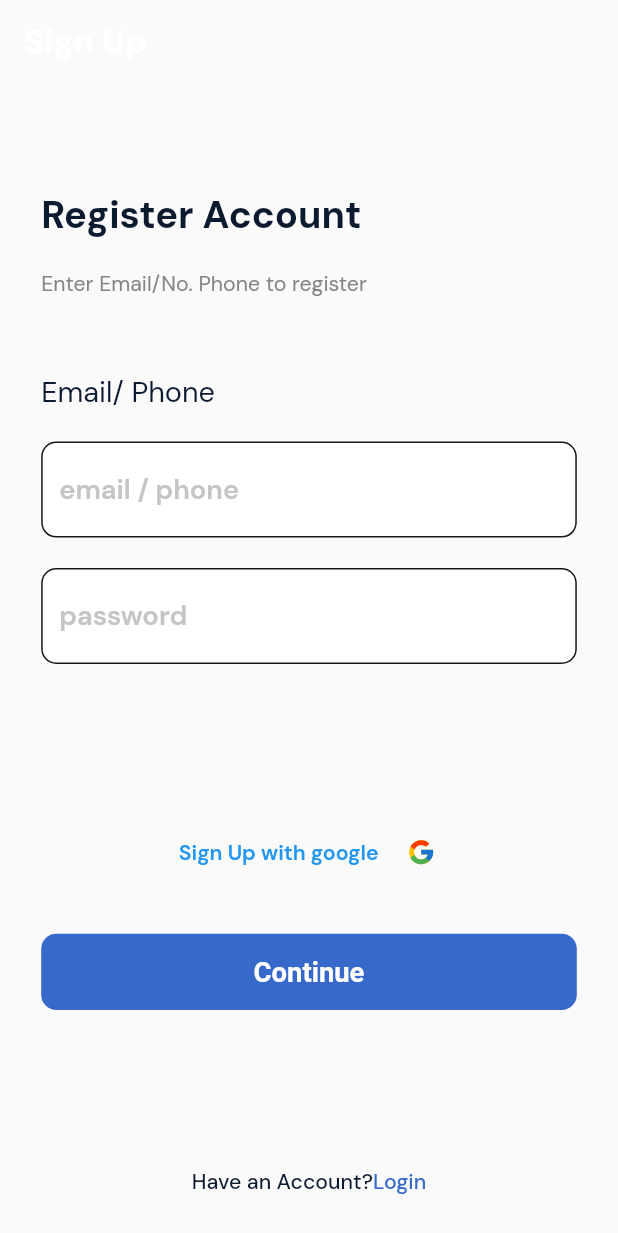
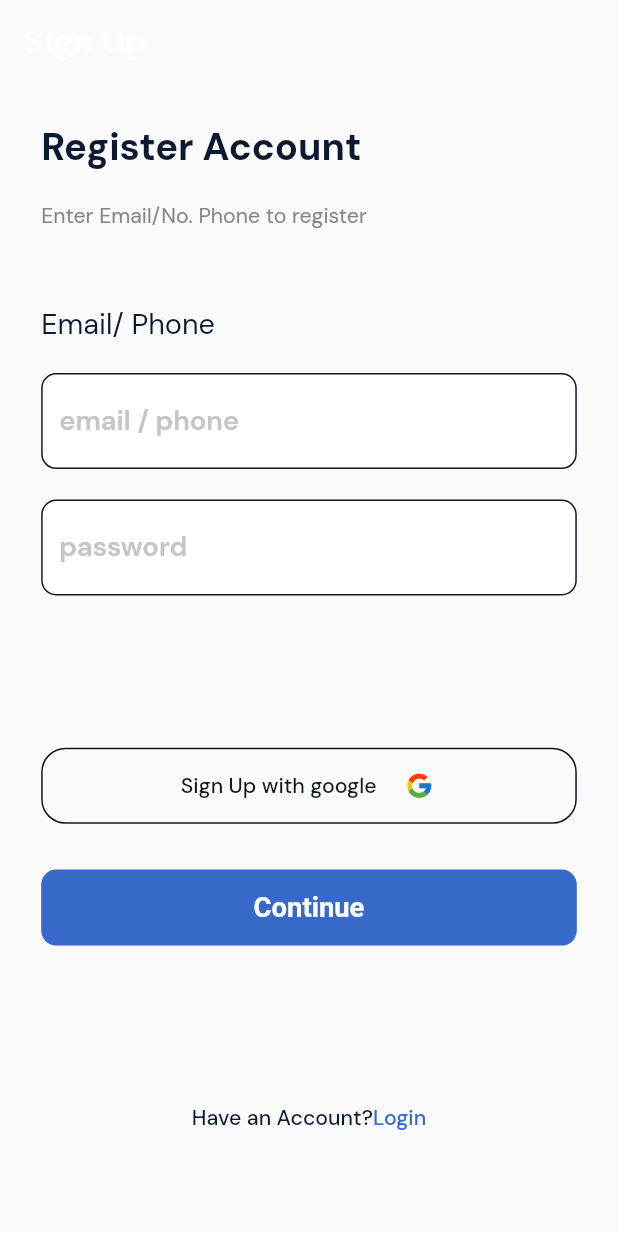
Before and after one commit to ravshan1119/techno_city, a Flutter app: the screen it shows after launch, after a tap on "Sign Up", on a phone screen of 412 x 824 dp. Shown: the top 1233 px of the screen. Run offline on Flutter 3.47's test engine with Material 2 defaults, Android fonts, the phone set to English and light mode, and no system bars; drawn by our look-alikes of zoom_tap_animation; our stand-ins replace cached_network_image, firebase_auth, firebase_core, flutter_screenutil, flutter_svg, google_sign_in and 1 more; accounts and stored records are empty; network calls fail; Roboto replaces fonts that are missing (LeagueSpartan).

```diff
--- a/lib/providers/profile_provider.dart
+++ b/lib/providers/profile_provider.dart
@@ -70,6 +70,7 @@ class ProfileProvider with ChangeNotifier {
     if(email.isNotEmpty){
       notify(true);
       UniversalData universalData=await profileService.updateUserEmail(email: email);
+      emailController.clear();
       notify(false);
       if(universalData.error.isEmpty){
         if(context.mounted){
--- a/lib/ui/auth/pages/login_page.dart
+++ b/lib/ui/auth/pages/login_page.dart
@@ -19,13 +19,10 @@ class LoginPage extends StatelessWidget {
       children: [
         SingleChildScrollView(
           child: Padding(
-            padding: EdgeInsets.symmetric(horizontal: 25.w),
+            padding: EdgeInsets.symmetric(horizontal: 25.w,vertical: 25.h),
             child: Column(
               crossAxisAlignment: CrossAxisAlignment.start,
               children: [
-                SizedBox(
-                  height: 90.h,
-                ),
                 Text(
                   """Welcome back to\nTechno City""",
                   style: TextStyle(
@@ -96,7 +93,7 @@ class LoginPage extends StatelessWidget {
                       context.read<AuthProvider>().loginUser(context);
                     }),
                 SizedBox(
-                  height: 104.h,
+                  height: 130.h,
                 ),
                 Row(
                   mainAxisAlignment: MainAxisAlignment.spaceBetween,
--- a/lib/ui/auth/pages/sign_up_page.dart
+++ b/lib/ui/auth/pages/sign_up_page.dart
@@ -1,5 +1,4 @@
 import 'package:flutter/material.dart';
-import 'package:flutter/services.dart';
 import 'package:flutter_screenutil/flutter_screenutil.dart';
 import 'package:flutter_svg/flutter_svg.dart';
 import 'package:provider/provider.dart';
@@ -22,13 +21,10 @@ class SignUpScreen extends StatelessWidget {
       children: [
         SingleChildScrollView(
           child: Padding(
-            padding: EdgeInsets.symmetric(horizontal: 25.w),
+            padding: EdgeInsets.symmetric(horizontal: 25.w,vertical: 25.h),
             child: Column(
               crossAxisAlignment: CrossAxisAlignment.start,
               children: [
-                SizedBox(
-                  height: 70.h,
-                ),
                 Text(
                   """Register Account""",
                   style: TextStyle(
@@ -82,10 +78,16 @@ class SignUpScreen extends StatelessWidget {
                 SizedBox(
                   height: 100.h,
                 ),
-                TextButton(
-                    onPressed: () {
-                      context.read<AuthProvider>().signInWithGoogle(context);
-                    },
+                ZoomTapAnimation(
+                  onTap: (){
+                    context.read<AuthProvider>().signInWithGoogle(context);
+                  },
+                  child: Container(
+                    decoration: BoxDecoration(
+                      borderRadius: BorderRadius.circular(16.r),
+                      border: Border.all(width: 1,color: AppColors.textColorLight)
+                    ),
+                    height: 50.h,
                     child: Row(
                       mainAxisAlignment: MainAxisAlignment.center,
                       children: [
@@ -95,7 +97,9 @@ class SignUpScreen extends StatelessWidget {
                         ),
                         SvgPicture.asset(AppImages.google),
                       ],
-                    )),
+                    ),
+                  ),
+                ),
                 SizedBox(
                   height: 30.h,
                 ),
--- a/lib/utils/app_images.dart
+++ b/lib/utils/app_images.dart
@@ -1,5 +1,6 @@
 class AppImages{
   static String account = "assets/svg/account.svg";
+  static String profileImg = "assets/images/profile_image.svg";
   static String arrow = "assets/svg/arrow.svg";
   static String buy = "assets/svg/buy.svg";
   static String clock = "assets/svg/clock.svg";
--- a/pubspec.yaml
+++ b/pubspec.yaml
@@ -23,6 +23,7 @@ dependencies:
   provider: ^6.0.5
   curved_navigation_bar: ^1.0.3
   lottie: ^2.5.0
+  cached_network_image: ^3.2.3
 
 dev_dependencies:
   flutter_test:
```
Also changed, not shown: lib/ui/profil/profile_screen.dart (+35 -13 lines), assets/images/profile_image.png (added), pubspec.lock.
